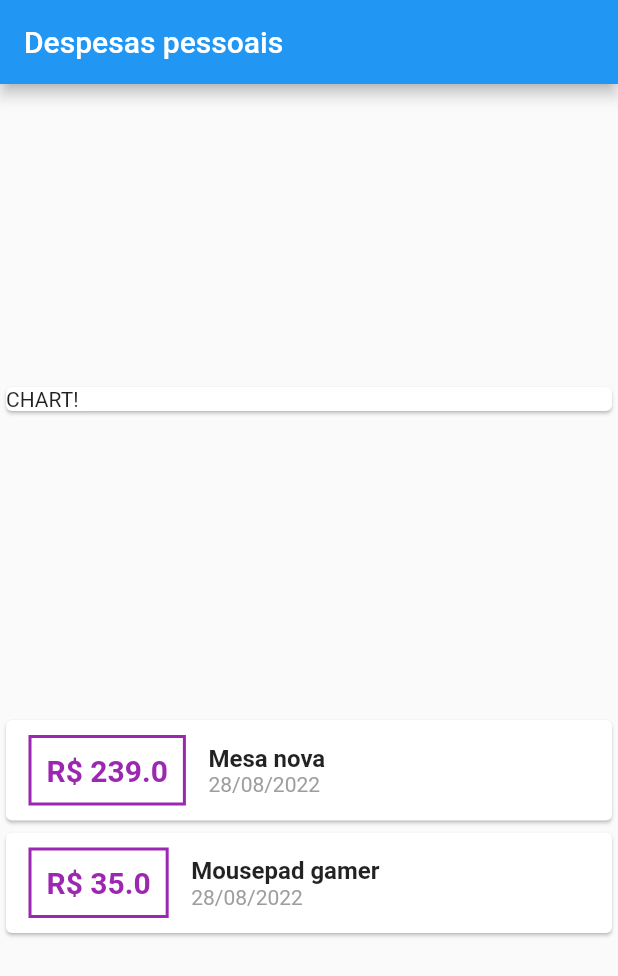
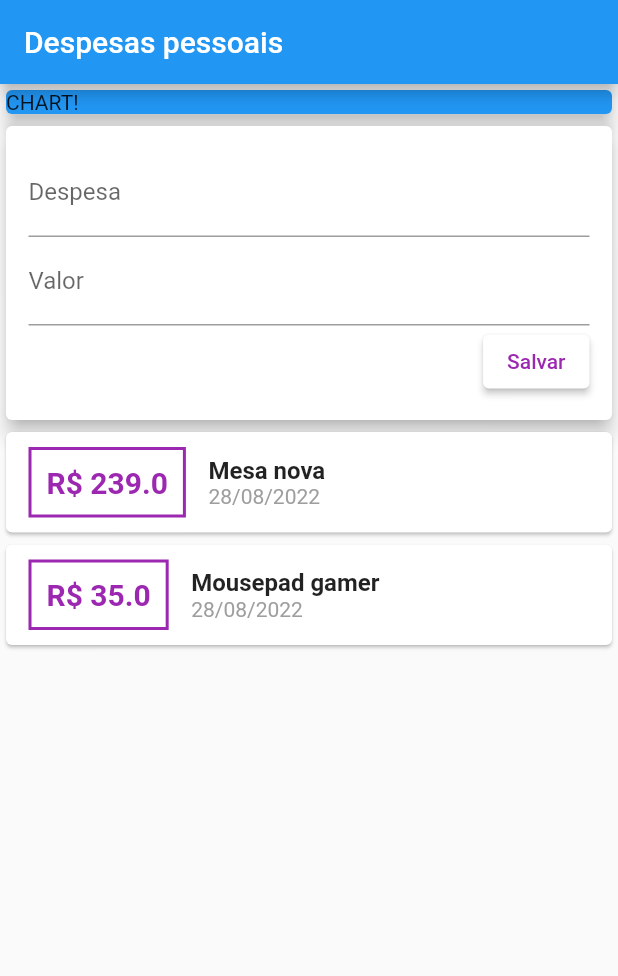
Before and after one commit to arthurmdros/expensive_app, a Flutter app: the screen it shows after launch, on a phone screen of 412 x 824 dp. Shown: the top 976 px of the screen. Run offline on Flutter 3.47's test engine with Material 2 defaults, Android fonts, the phone set to English and light mode, and no system bars.

Commit message:
Adding new elements of textField and button

```diff
--- a/lib/main.dart
+++ b/lib/main.dart
@@ -50,12 +50,38 @@ class _MyHomePageState extends State<MyHomePage> {
         appBar: AppBar(
           title: Text('Despesas pessoais'),
         ),
-        body:
-            Column(mainAxisAlignment: MainAxisAlignment.spaceEvenly, children: [
+        body: Column(
+            // mainAxisAlignment: MainAxisAlignment.spaceAround,
+            crossAxisAlignment: CrossAxisAlignment.stretch,
+            children: [
               Container(
                 width: double.infinity,
                 child: const Card(
                   child: Text('CHART!'),
+                  color: Colors.blue,
+                  elevation: 5,
+                ),
+              ),
+              Card(
+                elevation: 5,
+                child: Container(
+                  padding: EdgeInsets.all(15),
+                  child: Column(
+                    crossAxisAlignment: CrossAxisAlignment.end,
+                    children: [
+                    TextField(
+                      decoration: InputDecoration(labelText: 'Despesa'),
+                    ),
+                    TextField(decoration: InputDecoration(labelText: 'Valor')),
+                    ElevatedButton(
+                        onPressed: () {},
+                        style: ElevatedButton.styleFrom(
+                          primary: Colors.white),
+                        child: Text(
+                          'Salvar',
+                          style: TextStyle(color: Colors.purple),
+                        ))
+                  ]),
                 ),
               ),
               Column(
@@ -67,7 +93,8 @@ class _MyHomePageState extends State<MyHomePage> {
                           margin: const EdgeInsets.symmetric(
                               vertical: 10, horizontal: 15),
                           decoration: BoxDecoration(
-                          border: Border.all(color: Colors.purple, width: 2)),
+                              border:
+                                  Border.all(color: Colors.purple, width: 2)),
                           padding: const EdgeInsets.all(10),
                           child: Text(
                             'R\$ ${tx.amount}',
```
Lines whose indentation alone changed are shown as unchanged.
